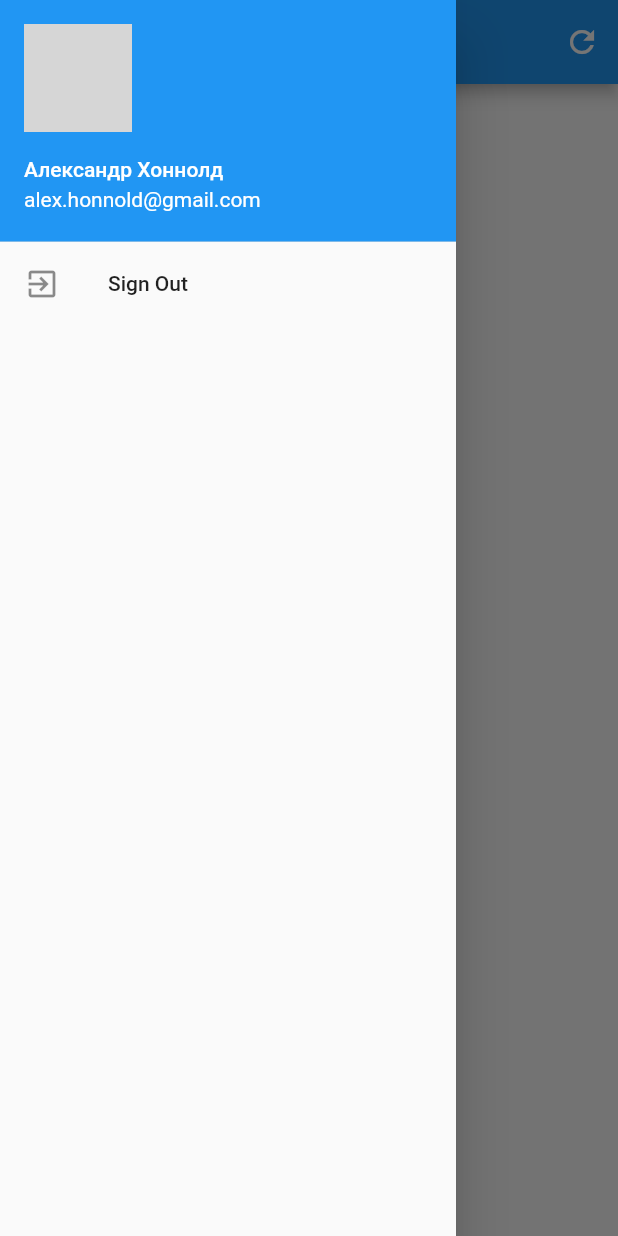
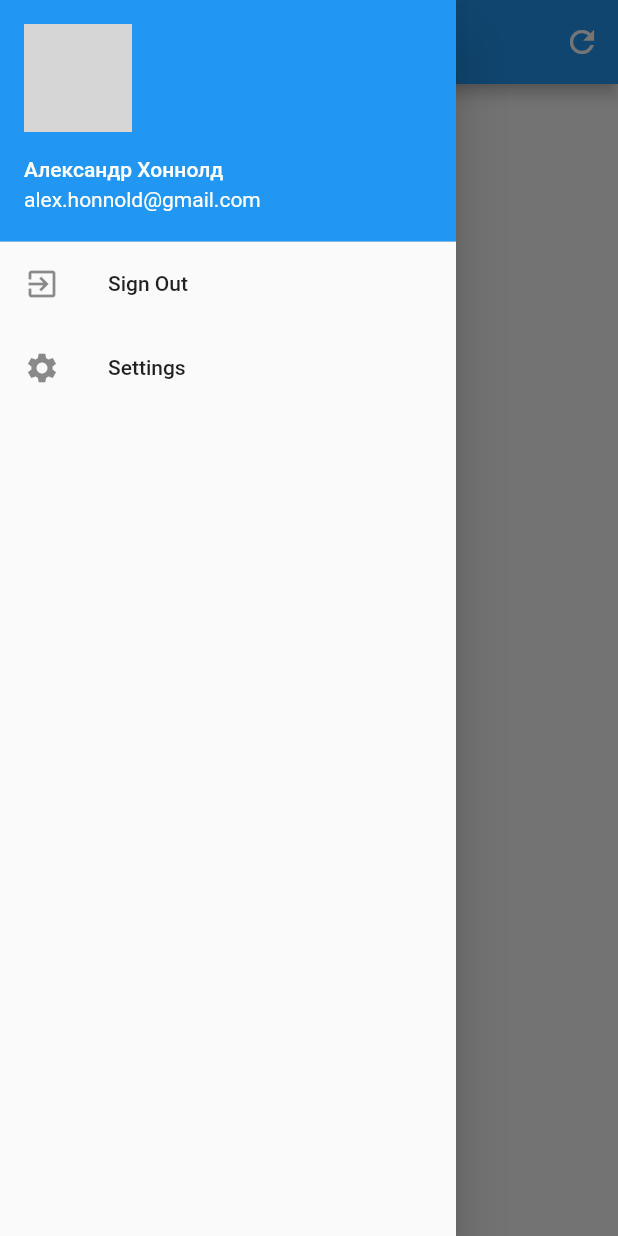
Before and after one commit to mikhailmokhov/climbing-app, a Flutter app: the screen it shows after launch, with the side drawer open, on a phone screen of 412 x 824 dp. Run offline on Flutter 3.47's test engine with Material 2 defaults, Android fonts, the phone set to English and light mode, and no system bars; our stand-ins replace cached_network_image, flutter_rating_bar, shared_preferences; accounts and stored records are empty; network calls fail; grey boxes are pictures that could not be loaded.

Commit message:
Work in progress

```diff
--- a/lib/main.dart
+++ b/lib/main.dart
@@ -66,6 +66,11 @@ class _MyAppState extends State<MyApp> {
               session.register();
               user = session.user;
             });
+          },
+          openSettings: () {
+            setState(() {
+              // Place code for opening settings
+            });
           }),
     );
   }
--- a/lib/widgets/drawer_menu.dart
+++ b/lib/widgets/drawer_menu.dart
@@ -8,8 +8,9 @@ class DrawerMenu extends StatelessWidget {
   final Function signOut;
   final Function signIn;
   final Function register;
+  final Function openSettings;
 
-  const DrawerMenu(this.user, this.signOut, this.signIn, this.register);
+  const DrawerMenu(this.user, this.signOut, this.signIn, this.register, this.openSettings);
 
   @override
   Widget build(BuildContext context) {
@@ -47,6 +48,11 @@ class DrawerMenu extends StatelessWidget {
           onTap: signOut));
     }
 
+    menuItems.add(ListTile(
+        leading: Icon(Icons.settings),
+        title: Text(S.of(context).settings),
+        onTap: openSettings));
+
     return Drawer(
       child: Column(
         children: menuItems,
--- a/lib/widgets/gyms_list.dart
+++ b/lib/widgets/gyms_list.dart
@@ -16,6 +16,7 @@ class GymsList extends StatefulWidget {
   final Function signOut;
   final Function signIn;
   final Function register;
+  final Function openSettings;
   static const String routeName = '/gymslist';
 
   const GymsList(
@@ -23,6 +24,7 @@ class GymsList extends StatefulWidget {
       @required this.signOut,
       @required this.signIn,
       @required this.register,
+        @required this.openSettings,
       Key key})
       : super(key: key);
 
@@ -224,7 +226,7 @@ class _GymsListState extends State<GymsList> {
         ),
       ),
       drawer: DrawerMenu(this.widget.user, this.widget.signOut,
-          this.widget.signIn, this.widget.register),
+          this.widget.signIn, this.widget.register, this.widget.openSettings),
     );
   }
 }
--- a/res/values/strings_en.arb
+++ b/res/values/strings_en.arb
@@ -6,5 +6,6 @@
   "menu": "Menu",
   "signIn": "Sign In",
   "register": "Register",
-  "signOut": "Sign Out"
+  "signOut": "Sign Out",
+  "settings": "Settings"
 }
--- a/res/values/strings_ru.arb
+++ b/res/values/strings_ru.arb
@@ -6,5 +6,6 @@
   "menu": "Меню",
   "signIn": "Sign In",
   "register": "Register",
-  "signOut": "Sign Out"
+  "signOut": "Sign Out",
+  "settings": "Settings"
 }
```
Also changed, not shown: lib/generated/i18n.dart, pubspec.lock, 1 other file.
